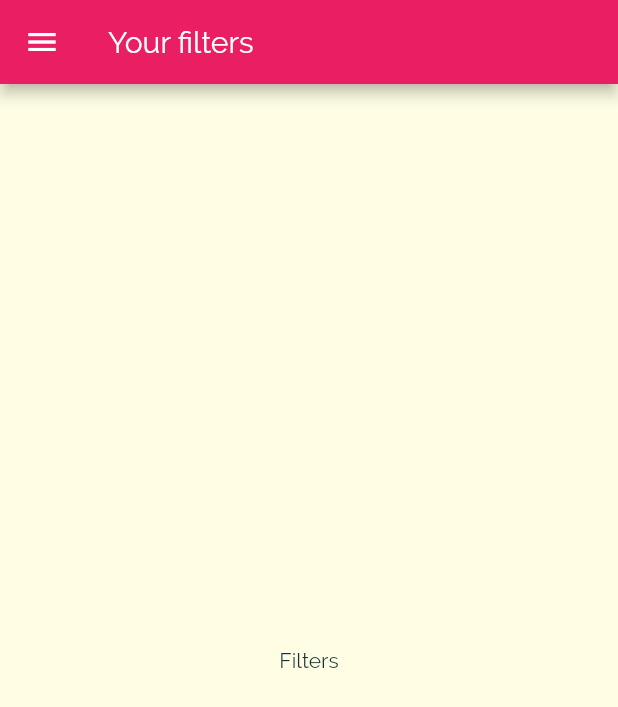
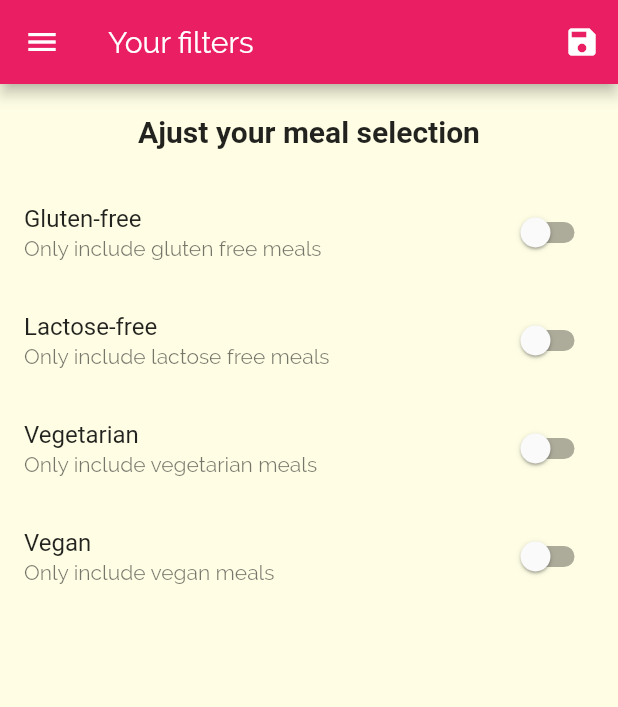
Before and after one commit to anky21/Flutter-my-meals, a Flutter app: the FiltersScreen screen opened by its route, on a phone screen of 412 x 824 dp. Shown: the top 707 px of the screen. Run offline on Flutter 3.47's test engine with Material 2 defaults, Android fonts, the phone set to English and light mode, and no system bars; Roboto replaces fonts that are missing (RobotoCondensed).

Commit message:
Add filters

```diff
--- a/lib/main.dart
+++ b/lib/main.dart
@@ -4,10 +4,48 @@ import 'screens/category_meals_screen.dart';
 import 'screens/meal_detail_screen.dart';
 import 'screens/tabs_screen.dart';
 import 'screens/filters_screen.dart';
+import 'dummy_data.dart';
+import 'models/meal.dart';
 
 void main() => runApp(MyApp());
 
-class MyApp extends StatelessWidget {
+class MyApp extends StatefulWidget {
+  @override
+  _MyAppState createState() => _MyAppState();
+}
+
+class _MyAppState extends State<MyApp> {
+  Map<String, bool> _filters = {
+    'gluten': false,
+    'lactose': false,
+    'vegan': false,
+    'vegetarian': false,
+  };
+
+  void _setFilters(Map<String, bool> filterData) {
+    setState(() {
+      _filters = filterData;
+
+      _availableMeals = DUMMY_MEALS.where((meal) {
+        if (_filters['gluten'] && !meal.isGlutenFree) {
+          return false;
+        }
+        if (_filters['lactose'] && !meal.isLactoseFree) {
+          return false;
+        }
+        if (_filters['vegan'] && !meal.isVegan) {
+          return false;
+        }
+        if (_filters['vegetarian'] && !meal.isVegetarian) {
+          return false;
+        }
+        return true;
+      }).toList();
+    });
+  }
+
+  List<Meal> _availableMeals = DUMMY_MEALS;
+
   @override
   Widget build(BuildContext context) {
     return MaterialApp(
@@ -34,10 +72,11 @@ class MyApp extends StatelessWidget {
       home: TabsScreen(),
 //      initialRoute: '/',
       routes: {
-        CategoryMealsScreen.routeName: (ctx) => CategoryMealsScreen(),
+        CategoryMealsScreen.routeName: (ctx) =>
+            CategoryMealsScreen(_availableMeals),
         MealDetailScreen.routeName: (ctx) => MealDetailScreen(),
         TabsScreen.routeName: (ctx) => TabsScreen(),
-        FiltersScreen.routeName: (ctx) => FiltersScreen(),
+        FiltersScreen.routeName: (ctx) => FiltersScreen(_filters, _setFilters),
       },
     );
   }
--- a/lib/screens/category_meals_screen.dart
+++ b/lib/screens/category_meals_screen.dart
@@ -1,10 +1,12 @@
 import 'package:flutter/material.dart';
-import 'package:my_meals/dummy_data.dart';
 import 'package:my_meals/widgets/meal_item.dart';
 import '../models/meal.dart';
 
 class CategoryMealsScreen extends StatefulWidget {
   static const routeName = '/category-meals';
+  final List<Meal> availableMeals;
+
+  CategoryMealsScreen(this.availableMeals);
 
   @override
   _CategoryMealsScreenState createState() => _CategoryMealsScreenState();
@@ -28,7 +30,7 @@ class _CategoryMealsScreenState extends State<CategoryMealsScreen> {
           ModalRoute.of(context).settings.arguments as Map<String, String>;
       categoryTitle = routeArgs['title'];
       final categoryId = routeArgs['id'];
-      categoryMeals = DUMMY_MEALS.where((meal) {
+      categoryMeals = widget.availableMeals.where((meal) {
         return meal.categories.contains(categoryId);
       }).toList();
       _loadedInitData = true;
--- a/lib/screens/filters_screen.dart
+++ b/lib/screens/filters_screen.dart
@@ -1,17 +1,110 @@
 import 'package:flutter/material.dart';
 import '../widgets/main_drawer.dart';
 
-class FiltersScreen extends StatelessWidget {
+class FiltersScreen extends StatefulWidget {
   static const routeName = '/filter';
+  final Function saveFilters;
+  final Map<String, bool> currentFilters;
+
+  FiltersScreen(this.currentFilters, this.saveFilters);
+
+  @override
+  _FiltersScreenState createState() => _FiltersScreenState();
+}
+
+class _FiltersScreenState extends State<FiltersScreen> {
+  var _glutenFree = false;
+  var _vegetarian = false;
+  var _vegan = false;
+  var _lactoseFree = false;
+
+  @override
+  initState() {
+    _glutenFree = widget.currentFilters['gluten'];
+    _lactoseFree = widget.currentFilters['lactose'];
+    _vegetarian = widget.currentFilters['vegetarian'];
+    _vegan = widget.currentFilters['vegan'];
+    super.initState();
+  }
+
+  Widget _buildSwitchListTile(String title, String description,
+      bool currentValue, Function updateValue) {
+    return SwitchListTile(
+      title: Text(title),
+      value: currentValue,
+      subtitle: Text(
+        description,
+      ),
+      onChanged: updateValue,
+    );
+  }
+
   @override
   Widget build(BuildContext context) {
     return Scaffold(
       appBar: AppBar(
         title: Text('Your filters'),
+        actions: <Widget>[
+          IconButton(
+            icon: Icon(Icons.save),
+            onPressed: () {
+              Map<String, bool> _filters = {
+                'gluten': _glutenFree,
+                'lactose': _lactoseFree,
+                'vegan': _vegan,
+                'vegetarian': _vegetarian,
+              };
+              widget.saveFilters(_filters);
+            },
+          ),
+        ],
       ),
       drawer: MainDrawer(),
-      body: Center(
-        child: Text('Filters'),
+      body: Column(
+        children: <Widget>[
+          Container(
+            padding: EdgeInsets.all(20),
+            child: Text(
+              'Ajust your meal selection',
+              style: Theme.of(context).textTheme.title,
+            ),
+          ),
+          Expanded(
+            child: ListView(
+              children: <Widget>[
+                _buildSwitchListTile('Gluten-free',
+                    'Only include gluten free meals', _glutenFree, (newValue) {
+                  setState(() {
+                    _glutenFree = newValue;
+                  });
+                }),
+                _buildSwitchListTile(
+                    'Lactose-free',
+                    'Only include lactose free meals',
+                    _lactoseFree, (newValue) {
+                  setState(() {
+                    _lactoseFree = newValue;
+                  });
+                }),
+                _buildSwitchListTile(
+                    'Vegetarian', 'Only include vegetarian meals', _vegetarian,
+                    (newValue) {
+                  setState(() {
+                    _vegetarian = newValue;
+                  });
+                }),
+                _buildSwitchListTile(
+                    'Vegan', 'Only include vegan meals', _vegan, (newValue) {
+                  setState(
+                    () {
+                      _vegan = newValue;
+                    },
+                  );
+                }),
+              ],
+            ),
+          ),
+        ],
       ),
     );
   }
```
